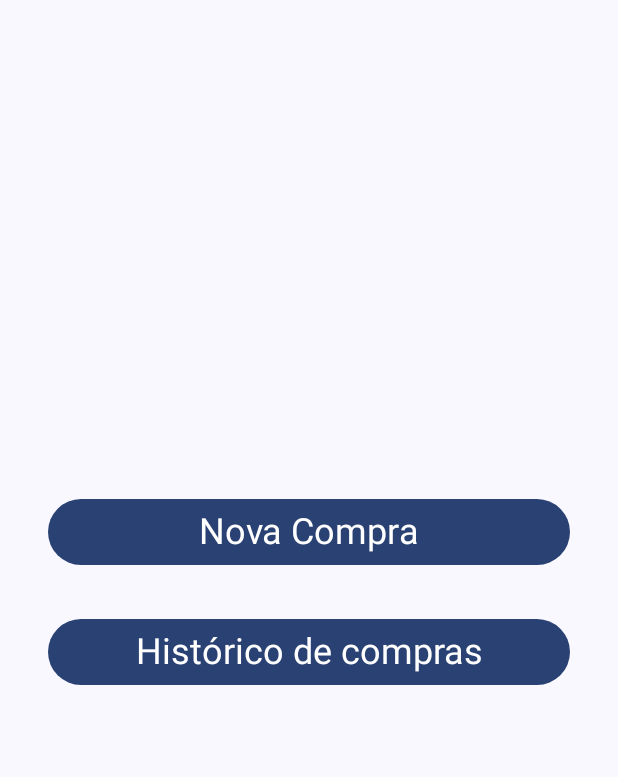
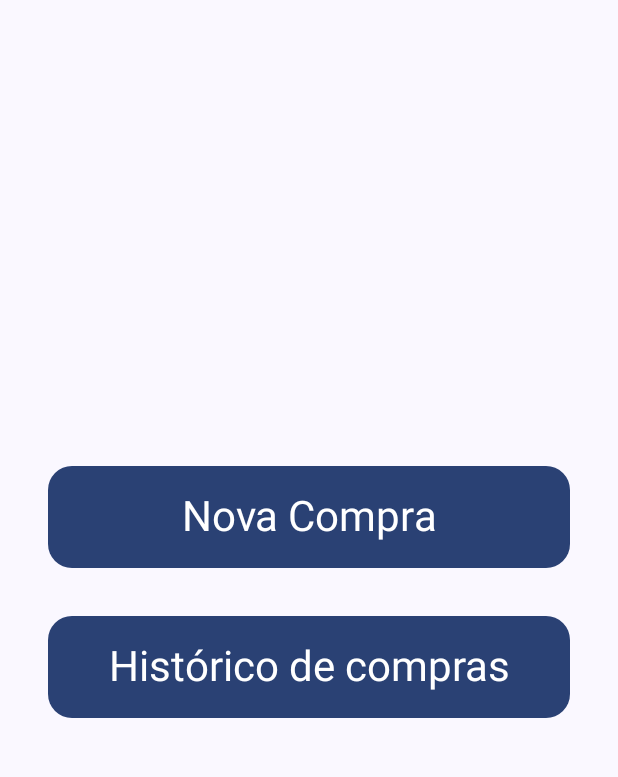
Before and after one commit to gahmorais/cartcheck, an Android app built with Jetpack Compose: the screen it shows after launch (MainActivity), on a phone screen of 412 x 824 dp, the part 74-851 px from its top. Run offline under Robolectric (Android 15) with nearby library versions, the phone set to English and light mode, and no system bars; our stand-ins replace Room's generated code, Timber; missing, so only their content is drawn: CartCheckTheme, KoinApplication.

Commit message:
Refatoração do arquivo MainActivity, separação do elemento MainScreen para um arquivo próprio.
Remoção do MainViewModel pois não utilização dele no aplicativo neste momento.

```diff
--- a/app/src/main/java/br/com/gabrielmorais/cartcheck/di/ViewModelModule.kt
+++ b/app/src/main/java/br/com/gabrielmorais/cartcheck/di/ViewModelModule.kt
@@ -2,12 +2,10 @@ package br.com.gabrielmorais.cartcheck.di
 
 import br.com.gabrielmorais.cartcheck.ui.cart.CartViewModel
 import br.com.gabrielmorais.cartcheck.ui.history.HistoryViewModel
-import br.com.gabrielmorais.cartcheck.ui.main.MainViewModel
 import org.koin.androidx.viewmodel.dsl.viewModel
 import org.koin.dsl.module
 
 val viewModelModule = module {
-  viewModel { MainViewModel() }
   viewModel { CartViewModel(get(), get()) }
   viewModel { HistoryViewModel(get()) }
 }
--- a/app/src/main/java/br/com/gabrielmorais/cartcheck/ui/main/MainActivity.kt
+++ b/app/src/main/java/br/com/gabrielmorais/cartcheck/ui/main/MainActivity.kt
@@ -1,33 +1,9 @@
 package br.com.gabrielmorais.cartcheck.ui.main
 
-import android.content.Intent
 import android.os.Bundle
 import androidx.activity.ComponentActivity
 import androidx.activity.compose.setContent
-import androidx.compose.foundation.layout.Arrangement
-import androidx.compose.foundation.layout.Column
-import androidx.compose.foundation.layout.Spacer
-import androidx.compose.foundation.layout.fillMaxSize
-import androidx.compose.foundation.layout.fillMaxWidth
-import androidx.compose.foundation.layout.padding
-import androidx.compose.material3.Button
-import androidx.compose.material3.ExperimentalMaterial3Api
-import androidx.compose.material3.MaterialTheme
-import androidx.compose.material3.Scaffold
-import androidx.compose.material3.Text
-import androidx.compose.material3.TopAppBar
-import androidx.compose.runtime.Composable
-import androidx.compose.ui.Alignment
-import androidx.compose.ui.Modifier
-import androidx.compose.ui.res.stringResource
-import androidx.compose.ui.text.TextStyle
-import androidx.compose.ui.text.font.FontWeight
-import androidx.compose.ui.tooling.preview.Preview
-import androidx.compose.ui.unit.dp
-import androidx.compose.ui.unit.sp
-import br.com.gabrielmorais.cartcheck.R
-import br.com.gabrielmorais.cartcheck.ui.cart.CartActivity
-import br.com.gabrielmorais.cartcheck.ui.history.HistoryActivity
+import androidx.compose.material3.Surface
 import br.com.gabrielmorais.cartcheck.ui.theme.CartCheckTheme
 
 class MainActivity : ComponentActivity() {
@@ -35,64 +11,9 @@ class MainActivity : ComponentActivity() {
   override fun onCreate(savedInstanceState: Bundle?) {
     super.onCreate(savedInstanceState)
     setContent {
-      MainScreen()
-    }
-  }
-
-  @Preview(showBackground = true)
-  @Composable
-  fun MainScreenPreview() {
-    MainScreen()
-  }
-
-  @OptIn(ExperimentalMaterial3Api::class)
-  @Composable
-  fun MainScreen() {
-    CartCheckTheme {
-      Scaffold(
-        topBar = {
-          TopAppBar(
-            title = {
-              Text(
-                modifier = Modifier.fillMaxWidth(),
-                text = stringResource(id = R.string.app_name),
-                style = TextStyle(
-                  fontSize = 30.sp,
-                  fontWeight = FontWeight.Bold,
-                  color = MaterialTheme.colorScheme.primary
-                ),
-              )
-            })
-        }
-      ) { contentPadding ->
-        Column(
-          Modifier
-            .fillMaxSize()
-            .padding(contentPadding)
-            .padding(32.dp),
-          verticalArrangement = Arrangement.Center,
-          horizontalAlignment = Alignment.CenterHorizontally
-        ) {
-          Button(
-            modifier = Modifier.fillMaxWidth(),
-            onClick = {
-              val intent = Intent(this@MainActivity, CartActivity::class.java)
-              startActivity(intent)
-            }) {
-            Text(text = "Nova Compra", style = TextStyle(fontSize = 24.sp))
-          }
-          Spacer(modifier = Modifier.padding(16.dp))
-          Button(
-            modifier = Modifier.fillMaxWidth(),
-            onClick = {
-              val intent = Intent(this@MainActivity, HistoryActivity::class.java)
-              startActivity(intent)
-            }) {
-            Text(
-              text = "Histórico de compras",
-              style = TextStyle(fontSize = 24.sp)
-            )
-          }
+      CartCheckTheme {
+        Surface {
+          MainScreen()
         }
       }
     }
--- /dev/null
+++ b/app/src/main/java/br/com/gabrielmorais/cartcheck/ui/main/MainScreen.kt
@@ -0,0 +1,121 @@
+package br.com.gabrielmorais.cartcheck.ui.main
+
+import android.content.Context
+import android.content.Intent
+import android.content.res.Configuration
+import androidx.compose.foundation.layout.Arrangement
+import androidx.compose.foundation.layout.Column
+import androidx.compose.foundation.layout.Spacer
+import androidx.compose.foundation.layout.fillMaxSize
+import androidx.compose.foundation.layout.fillMaxWidth
+import androidx.compose.foundation.layout.padding
+import androidx.compose.foundation.shape.RoundedCornerShape
+import androidx.compose.material3.Button
+import androidx.compose.material3.ExperimentalMaterial3Api
+import androidx.compose.material3.MaterialTheme
+import androidx.compose.material3.Scaffold
+import androidx.compose.material3.Surface
+import androidx.compose.material3.Text
+import androidx.compose.material3.TopAppBar
+import androidx.compose.runtime.Composable
+import androidx.compose.ui.Alignment
+import androidx.compose.ui.Modifier
+import androidx.compose.ui.platform.LocalContext
+import androidx.compose.ui.res.stringResource
+import androidx.compose.ui.text.TextStyle
+import androidx.compose.ui.text.font.FontWeight
+import androidx.compose.ui.text.style.TextAlign
+import androidx.compose.ui.tooling.preview.Preview
+import androidx.compose.ui.unit.dp
+import androidx.compose.ui.unit.sp
+import br.com.gabrielmorais.cartcheck.R
+import br.com.gabrielmorais.cartcheck.di.mainModule
+import br.com.gabrielmorais.cartcheck.di.viewModelModule
+import br.com.gabrielmorais.cartcheck.ui.cart.CartActivity
+import br.com.gabrielmorais.cartcheck.ui.history.HistoryActivity
+import br.com.gabrielmorais.cartcheck.ui.theme.CartCheckTheme
+import org.koin.compose.KoinApplication
+
+
+@OptIn(ExperimentalMaterial3Api::class)
+@Composable
+fun MainScreen(
+  modifier: Modifier = Modifier,
+  context: Context = LocalContext.current
+) {
+  Scaffold(
+    topBar = { AppBar() }
+  ) { contentPadding ->
+    Column(
+      modifier
+        .fillMaxSize()
+        .padding(contentPadding)
+        .padding(32.dp),
+      verticalArrangement = Arrangement.Center,
+      horizontalAlignment = Alignment.CenterHorizontally
+    ) {
+      RectangleButton(title = stringResource(R.string.text_new_shop)) {
+        val intent = Intent(context, CartActivity::class.java)
+        context.startActivity(intent)
+      }
+      Spacer(modifier = Modifier.padding(16.dp))
+      RectangleButton(title = stringResource(R.string.text_shopping_history)) {
+        val intent = Intent(context, HistoryActivity::class.java)
+        context.startActivity(intent)
+      }
+    }
+  }
+}
+
+@Composable
+private fun RectangleButton(
+  modifier: Modifier = Modifier,
+  title: String,
+  onClick: () -> Unit
+) {
+  Button(
+    modifier = modifier
+      .fillMaxWidth(),
+    onClick = onClick,
+    shape = RoundedCornerShape(16.dp)
+  ) {
+    Text(
+      modifier = Modifier.padding(vertical = 8.dp),
+      text = title,
+      style = MaterialTheme.typography.headlineMedium.copy(textAlign = TextAlign.Center)
+    )
+  }
+}
+
+@Composable
+@OptIn(ExperimentalMaterial3Api::class)
+private fun AppBar() {
+  TopAppBar(
+    title = {
+      Text(
+        modifier = Modifier.fillMaxWidth(),
+        text = stringResource(id = R.string.app_name),
+        style = TextStyle(
+          fontSize = 30.sp,
+          fontWeight = FontWeight.Bold,
+          color = MaterialTheme.colorScheme.primary
+        ),
+      )
+    })
+}
+
+
+@Preview
+@Preview(uiMode = Configuration.UI_MODE_NIGHT_YES)
+@Composable
+fun MainScreenPreview() {
+  KoinApplication(moduleList = {
+    listOf(mainModule, viewModelModule)
+  }) {
+    CartCheckTheme {
+      Surface {
+        MainScreen()
+      }
+    }
+  }
+}
--- a/app/src/main/java/br/com/gabrielmorais/cartcheck/utils/Utils.kt
+++ b/app/src/main/java/br/com/gabrielmorais/cartcheck/utils/Utils.kt
@@ -1,5 +1,7 @@
 package br.com.gabrielmorais.cartcheck.utils
 
+import android.content.Context
+import android.widget.Toast
 import br.com.gabrielmorais.cartcheck.data.models.Product
 import java.text.NumberFormat
 import java.time.LocalDate
@@ -27,4 +29,8 @@ fun isValidDouble(value: String): Boolean {
   return value.toDoubleOrNull() != null
 }
 
+fun Context.toast(message: String) {
+  Toast.makeText(this, message, Toast.LENGTH_SHORT).show()
+}
+
 fun List<Product>.sum() = fold(0.0) { acc, product -> acc + (product.price * product.quantity) }
--- a/app/src/main/res/values/strings.xml
+++ b/app/src/main/res/values/strings.xml
@@ -18,4 +18,6 @@
     <string name="text_invalid_value">Valor inválido</string>
     <string name="text_add">Adicionar</string>
     <string name="text_save">Salvar</string>
+    <string name="text_shopping_history">Histórico de compras</string>
+    <string name="text_new_shop">Nova Compra</string>
 </resources>
```
Also changed, not shown: app/src/main/java/br/com/gabrielmorais/cartcheck/ui/cart/components/AddItemDialog.kt (+8 -3 lines), app/src/main/java/br/com/gabrielmorais/cartcheck/ui/cart/screen/CartScreen.kt (+3 -4 lines), app/src/main/java/br/com/gabrielmorais/cartcheck/ui/main/MainViewModel.kt (deleted, +0 -7 lines).
